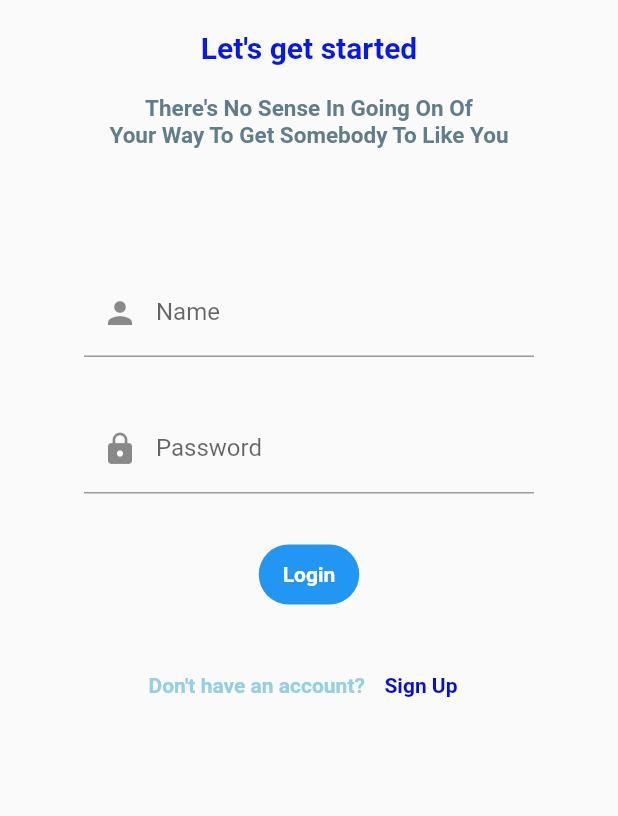
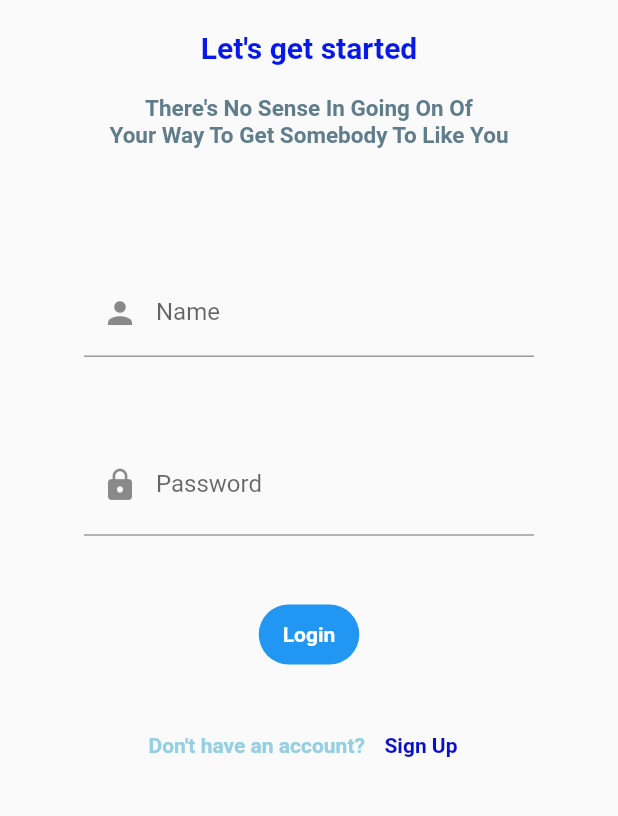
Before and after one commit to ShinDSR/PAML_Exercise01, a Flutter app: the screen it shows after launch, after a tap on the "arrow forward" icon, on a phone screen of 412 x 824 dp, the part 345-1161 px from its top. Run offline on Flutter 3.47's test engine with Material 2 defaults, Android fonts, the phone set to English and light mode, and no system bars.

Commit message:
solving crash lable and text

```diff
--- a/lib/loginpage.dart
+++ b/lib/loginpage.dart
@@ -67,7 +67,7 @@ class _LoginPageState extends State<LoginPage> {
                     ),
                     Container(
                         width: 300,
-                        height: 60,
+                        height: 80,
                         child: TextFormField(
                           keyboardType: TextInputType.name,
                           controller: TextEditingController(),
@@ -87,7 +87,7 @@ class _LoginPageState extends State<LoginPage> {
                     ),
                     Container(
                       width: 300,
-                      height: 60,
+                      height: 80,
                       child: TextFormField(
                         keyboardType: TextInputType.text,
                         obscureText: Toggle,
```
